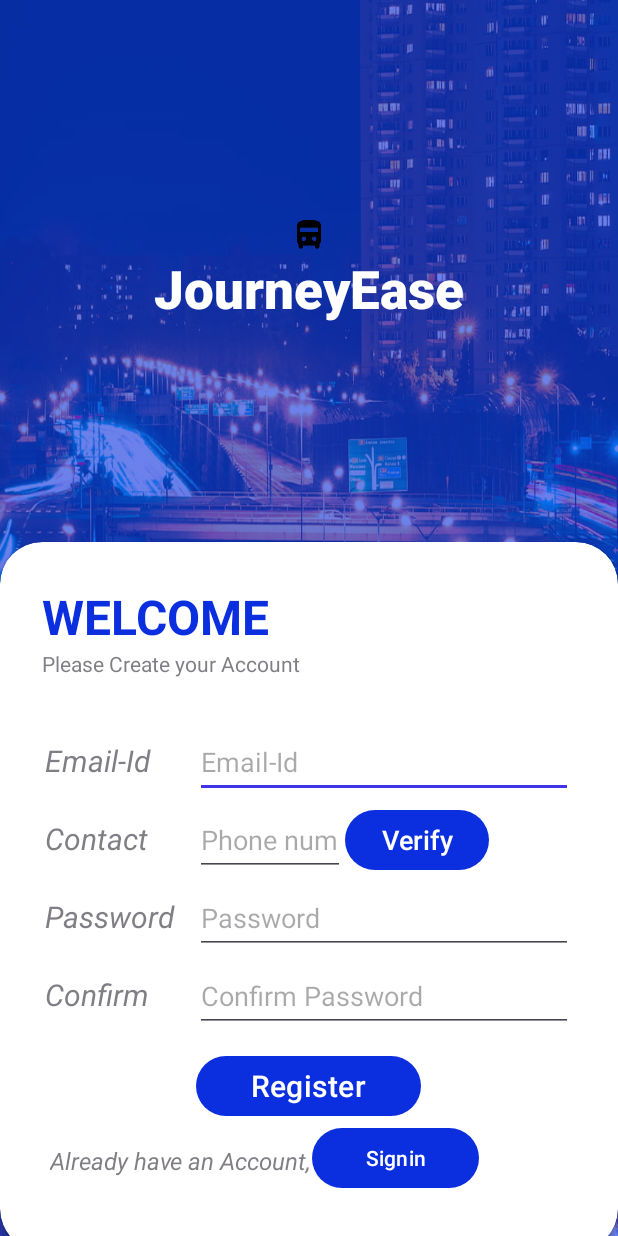
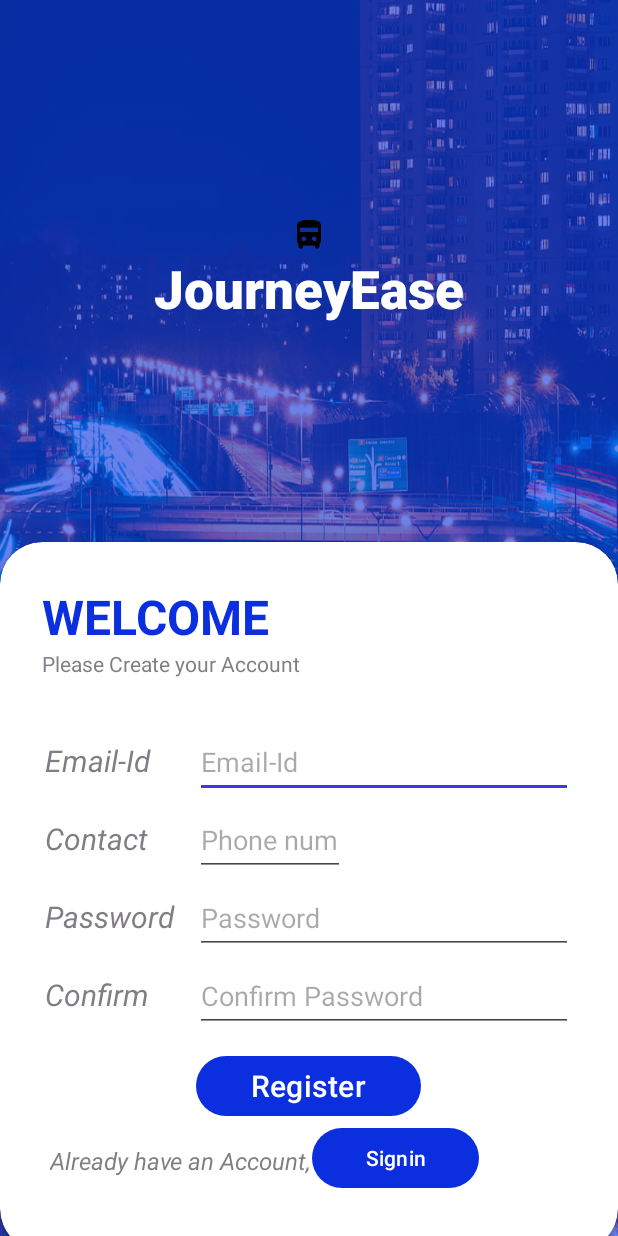
Before and after one commit to Thanmai939/JourneyEase_digitalisation_of-_bustransport, an Android app: the MainActivity2 screen opened directly, with no data from a screen before it, on a phone screen of 412 x 824 dp. Run offline under Robolectric (Android 15) with nearby library versions, the light colour scheme and no system bars; our stand-ins replace Firebase (no records; nobody signed in at launch, a user with empty details on screens opened directly).

Commit message:
Initial Commit

```diff
--- a/app/src/main/java/com/example/journeyease/MainActivity2.java
+++ b/app/src/main/java/com/example/journeyease/MainActivity2.java
@@ -43,14 +43,14 @@ public class MainActivity2 extends AppCompatActivity {
         confirm=findViewById(R.id.password2);
         login=findViewById(R.id.signin);
         contact=findViewById(R.id.phone);
-        validate=findViewById(R.id.verify);
+     /*   validate=findViewById(R.id.verify);
         validate.setOnClickListener(new View.OnClickListener() {
             @Override
             public void onClick(View v) {
                 Intent ve=new Intent(MainActivity2.this,MainActivity10.class);
                 startActivity(ve);
             }
-        });
+        });*/
         login.setOnClickListener(new View.OnClickListener() {
             @Override
             public void onClick(View view) {
--- a/app/src/main/res/layout/activity_main2.xml
+++ b/app/src/main/res/layout/activity_main2.xml
@@ -108,14 +108,14 @@ android:ems="10"
                 android:inputType="number" />
 
 
-            <Button
+          <!--  <Button
                 android:id="@+id/verify"
                 android:layout_width="wrap_content"
                 android:layout_height="48dp"
                 android:text="Verify"
                 android:textColor="@color/white"
 
-                android:textSize="18dp" />
+                android:textSize="18dp" /> */ -->
         </LinearLayout>
 
         <LinearLayout
```
